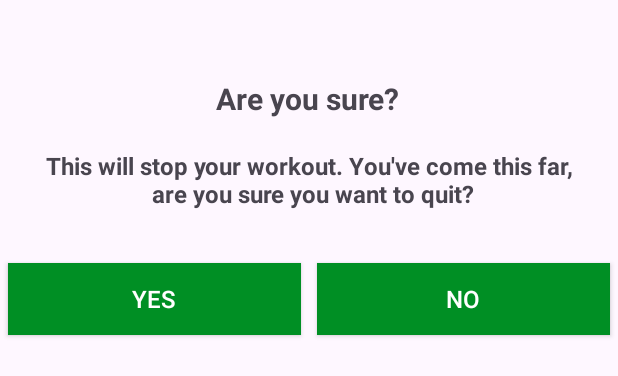
After one commit to Nitesh065/7minWorkout, an Android app: the layout dialog_custom_back_confirmation.xml on its own in the app's theme, with its tools: preview values and no code run, on a phone screen of 412 x 824 dp. The commit adds this screen. Shown: the top 376 px of the screen. Run offline under Robolectric (Android 15) with nearby library versions, the phone set to English and light mode, and no system bars.

Commit message:
added a custom dialog for back button

```diff
--- a/app/src/main/java/com/example/a7minutesworkout/ExerciseActivity.kt
+++ b/app/src/main/java/com/example/a7minutesworkout/ExerciseActivity.kt
@@ -1,5 +1,6 @@
 package com.example.a7minutesworkout
 
+import android.app.Dialog
 import android.content.Intent
 import android.media.MediaPlayer
 import android.net.Uri
@@ -9,9 +10,11 @@
 import android.util.Log
 import android.view.View
 import android.widget.Toast
+import androidx.activity.OnBackPressedCallback
 import androidx.appcompat.app.AppCompatActivity
 import androidx.recyclerview.widget.LinearLayoutManager
 import com.example.a7minutesworkout.databinding.ActivityExerciseBinding
+import com.example.a7minutesworkout.databinding.DialogCustomBackConfirmationBinding
 import java.lang.Exception
 import java.util.Locale
 
@@ -49,7 +52,7 @@
 
         exerciseList = Constants.defaultExercise()
         binding?.toolbarExercise?.setNavigationOnClickListener{
-            onBackPressedDispatcher.onBackPressed()
+           customDialogForBackButton()
         }
 
         tts = TextToSpeech(this, this)
@@ -60,6 +63,25 @@
         setupExerciseStatusRecycleView()
 
 
+    }
+
+    override fun onBackPressed() {
+        customDialogForBackButton()
+    }
+
+    private fun customDialogForBackButton() {
+        val customDialog = Dialog(this)
+        val dialogBinding = DialogCustomBackConfirmationBinding.inflate(layoutInflater)
+        customDialog.setContentView(dialogBinding.root)
+        customDialog.setCanceledOnTouchOutside(false)
+        dialogBinding.btnYes.setOnClickListener {
+            this@ExerciseActivity.finish()
+            customDialog.dismiss()
+        }
+        dialogBinding.btnNo.setOnClickListener {
+            customDialog.dismiss()
+        }
+        customDialog.show()
     }
 
     private fun setupExerciseStatusRecycleView(){
--- /dev/null
+++ b/app/src/main/res/layout/dialog_custom_back_confirmation.xml
@@ -0,0 +1,66 @@
+<?xml version="1.0" encoding="utf-8"?>
+<androidx.constraintlayout.widget.ConstraintLayout xmlns:android="http://schemas.android.com/apk/res/android"
+    xmlns:app="http://schemas.android.com/apk/res-auto"
+    xmlns:tools="http://schemas.android.com/tools"
+    android:layout_width="match_parent"
+    android:layout_height="match_parent">
+
+    <TextView
+        android:id="@+id/tvDialog"
+        android:layout_width="wrap_content"
+        android:layout_height="wrap_content"
+        android:layout_marginTop="52dp"
+        android:text="Are you sure?"
+        android:textSize="20sp"
+        android:textStyle="bold"
+        app:layout_constraintEnd_toEndOf="parent"
+        app:layout_constraintHorizontal_bias="0.498"
+        app:layout_constraintStart_toStartOf="parent"
+        app:layout_constraintTop_toTopOf="parent" />
+
+    <TextView
+        android:id="@+id/tvDialog2"
+        android:layout_width="wrap_content"
+        android:layout_height="wrap_content"
+        android:layout_marginTop="20dp"
+        android:text="This will stop your workout. You've come this far,\n are you sure you want to quit?"
+        android:textAlignment="center"
+        android:textSize="16sp"
+        android:textStyle="bold"
+        app:layout_constraintEnd_toEndOf="parent"
+        app:layout_constraintStart_toStartOf="parent"
+        app:layout_constraintTop_toBottomOf="@+id/tvDialog" />
+
+    <LinearLayout
+        android:id="@+id/llButtons"
+        android:layout_width="match_parent"
+        android:layout_height="wrap_content"
+        android:layout_marginTop="30dp"
+        android:orientation="horizontal"
+        app:layout_constraintEnd_toEndOf="parent"
+        app:layout_constraintStart_toStartOf="parent"
+        app:layout_constraintTop_toBottomOf="@+id/tvDialog2">
+
+        <androidx.appcompat.widget.AppCompatButton
+            android:id="@+id/btnYes"
+            android:layout_width="match_parent"
+            android:layout_height="wrap_content"
+            android:layout_margin="5dp"
+            android:layout_weight="1"
+            android:background="@color/colorAccent"
+            android:text="Yes"
+            android:textColor="@color/white"
+            android:textSize="16sp" />
+
+        <androidx.appcompat.widget.AppCompatButton
+            android:id="@+id/btnNo"
+            android:layout_width="match_parent"
+            android:layout_height="wrap_content"
+            android:layout_margin="5dp"
+            android:layout_weight="1"
+            android:background="@color/colorAccent"
+            android:text="No"
+            android:textColor="@color/white"
+            android:textSize="16sp" />
+    </LinearLayout>
+</androidx.constraintlayout.widget.ConstraintLayout>
```
